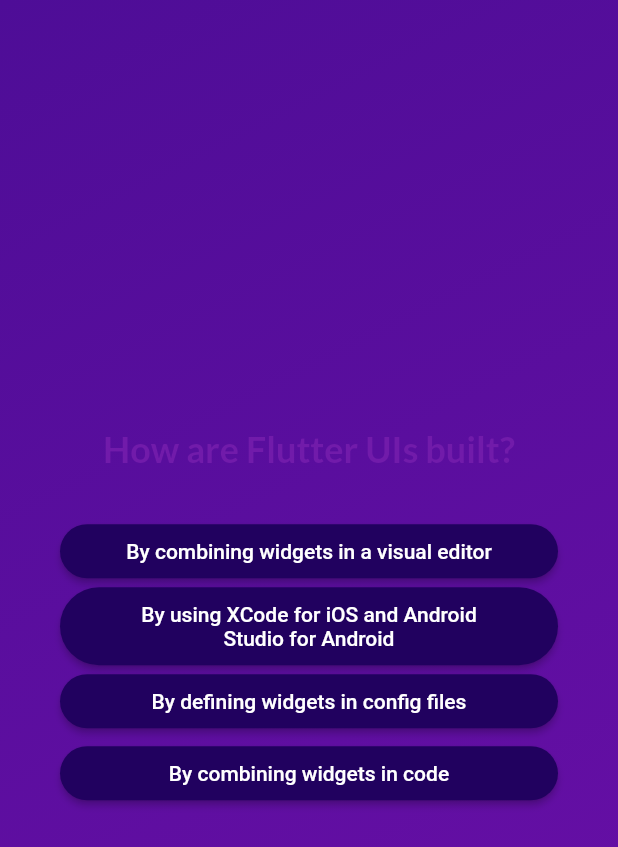
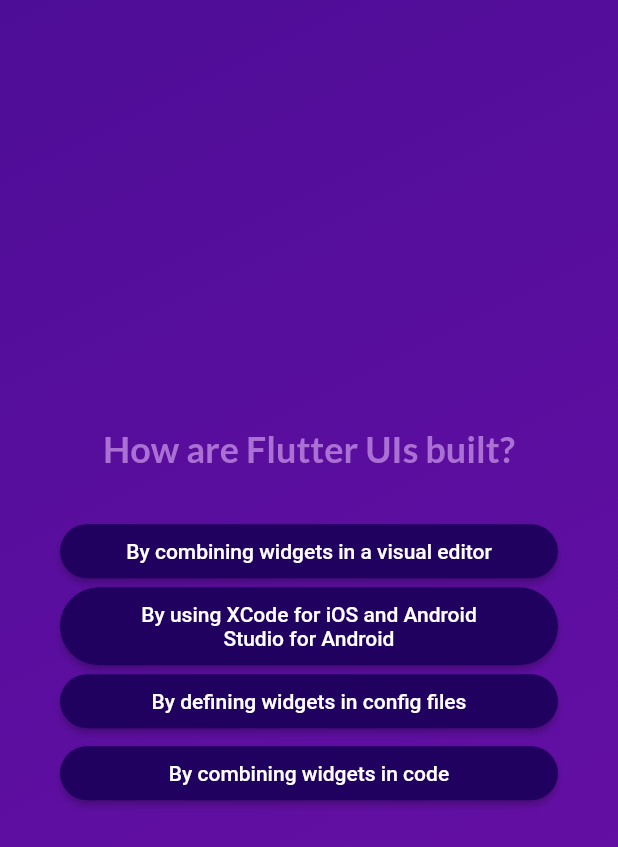
Before and after one commit to SirGeist/quiz-app, a Flutter app: the screen it shows after launch, after a tap on "Start Quiz", after a tap on "Components", on a phone screen of 412 x 824 dp. Shown: the top 847 px of the screen. Run offline on Flutter 3.47's test engine with Material 2 defaults, Android fonts, the phone set to English and light mode, and no system bars; our stand-ins replace google_fonts.

Commit message:
added replayability after answering all questions

```diff
--- a/lib/main.dart
+++ b/lib/main.dart
@@ -1,5 +1,4 @@
 import 'package:flutter/material.dart';
-import 'package:quiz_app/start_screen.dart';
 import 'package:quiz_app/quiz.dart';
 
 void main() {
--- a/lib/questions_screen.dart
+++ b/lib/questions_screen.dart
@@ -4,7 +4,9 @@ import 'package:quiz_app/data/questions.dart';
 import 'package:google_fonts/google_fonts.dart';
 
 class QuestionsScreen extends StatefulWidget {
-  const QuestionsScreen({super.key});
+  const QuestionsScreen({super.key, required this.onSelectAnswer});
+
+  final void Function(String answer) onSelectAnswer;
 
   @override
   State<QuestionsScreen> createState() => _QuestionsScreenState();
@@ -12,14 +14,19 @@ class QuestionsScreen extends StatefulWidget {
 
 class _QuestionsScreenState extends State<QuestionsScreen> {
 
+
+
   var currentQuestionIndex = 0;
 
-  void answerQuestion(){
+  void answerQuestion(String selectedAnswer){
+    widget.onSelectAnswer(selectedAnswer);
     setState(() {
       currentQuestionIndex++;
     });
 
   }
+
+
 
   @override
   Widget build(BuildContext context) {
@@ -36,7 +43,7 @@ class _QuestionsScreenState extends State<QuestionsScreen> {
             Text(
               currentQuestion.text,
               style: GoogleFonts.lato(
-                color: const Color.fromARGB(255, 113, 27, 170),
+                color: const Color.fromARGB(255, 171, 112, 211),
                 fontSize: 24,
                 fontWeight: FontWeight.bold,
               ),
@@ -45,7 +52,7 @@ class _QuestionsScreenState extends State<QuestionsScreen> {
             const SizedBox(height: 30),
 
             ...currentQuestion.getShuffledAnswers().map((answer){
-              return AnswerButton(answer, answerQuestion);
+              return AnswerButton(answer, (){answerQuestion(answer);},);
             }),
           ],
         ),
--- a/lib/quiz.dart
+++ b/lib/quiz.dart
@@ -1,7 +1,7 @@
 import 'package:flutter/material.dart';
 import 'package:quiz_app/questions_screen.dart';
 import 'package:quiz_app/start_screen.dart';
-
+import 'package:quiz_app/data/questions.dart';
 class Quiz extends StatefulWidget {
   const Quiz({super.key});
 
@@ -12,22 +12,34 @@ class Quiz extends StatefulWidget {
 }
 
 class  _QuizState extends State <Quiz> {
-  Widget? activeScreen;
-
-  @override
-  void initState() {
-    activeScreen = StartScreen(switchScreen);
-    super.initState();
-
-  }
+  List<String> selectedAnswers = [];
+  var activeScreen ='start-screen';
 
   void switchScreen(){
     setState(() {
-      activeScreen = const QuestionsScreen();
+      activeScreen = 'questions-screen';
     });
   }
+
+  void chooseAnswer(String answer){
+    selectedAnswers.add(answer);
+    if(selectedAnswers.length == questions.length){
+      setState(() {
+        selectedAnswers = [];
+        activeScreen = 'start-screen';
+      });
+    }
+  }
+
+
+
   @override
   Widget build(BuildContext context) {
+    Widget screenWidget = StartScreen(switchScreen);
+
+    if(activeScreen == 'questions-screen'){
+      screenWidget = QuestionsScreen(onSelectAnswer: chooseAnswer,);
+    }
     return MaterialApp(
       home: Scaffold(
         body: Container(
@@ -41,7 +53,7 @@ class  _QuizState extends State <Quiz> {
                end: Alignment.bottomRight,
             ),
           ),
-          child: activeScreen,
+          child: screenWidget,
         ),
       ),
     );
```
